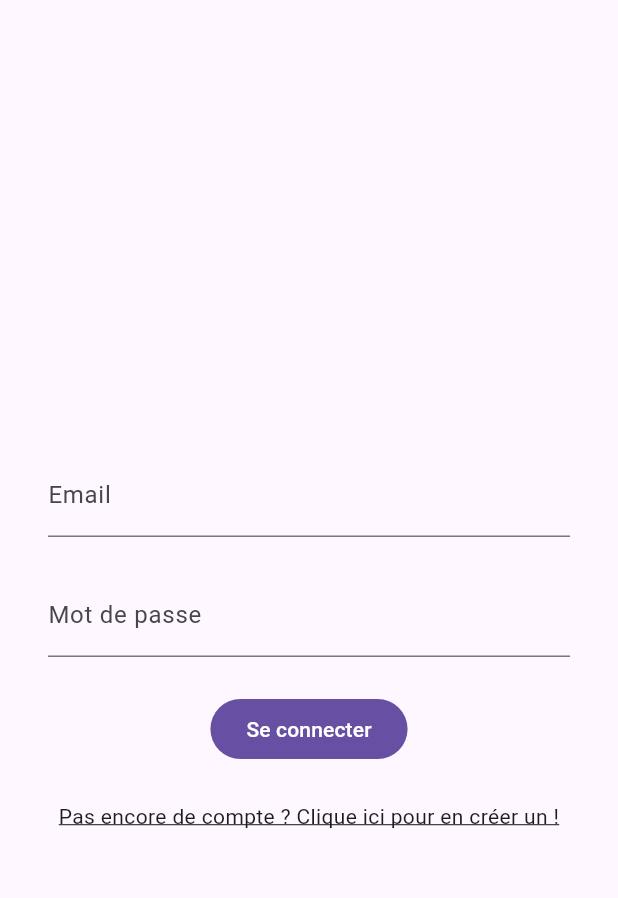
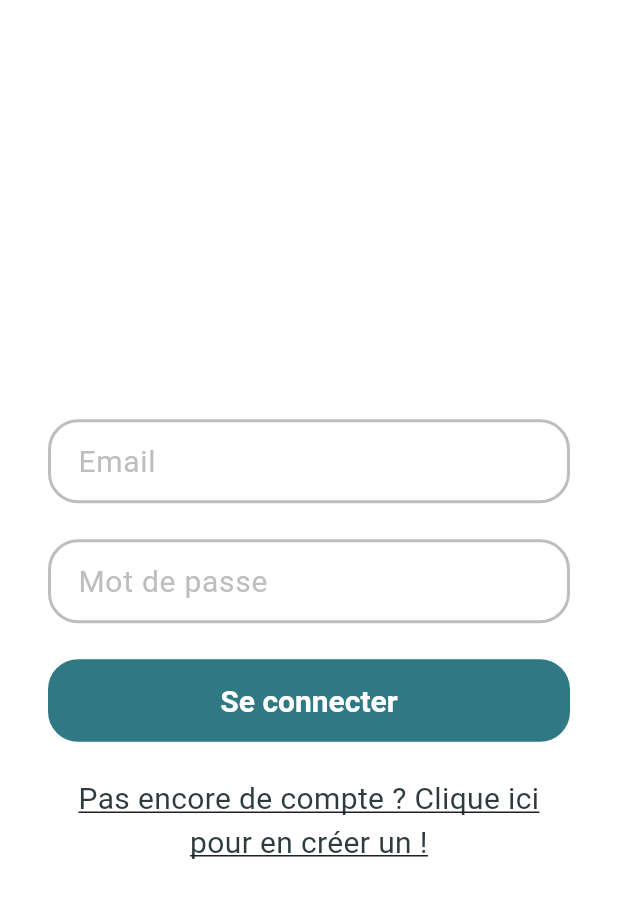
Before and after one commit to Tie-time/tie_time_front, a Flutter app: the screen it shows after launch, on a phone screen of 412 x 824 dp. Shown: the top 898 px of the screen. Run offline on Flutter 3.47's test engine with Material 3 defaults, Android fonts, the phone set to English and light mode, and no system bars; our stand-ins replace shared_preferences.

Commit message:
style(Signin): [Theme] Add global theme

```diff
--- a/lib/main.dart
+++ b/lib/main.dart
@@ -10,7 +10,51 @@ class MyApp extends StatelessWidget {
 
   @override
   Widget build(BuildContext context) {
-    return const MaterialApp(
+    return MaterialApp(
+      // Theme
+      theme: ThemeData(
+          // Text
+          textTheme: TextTheme(
+              bodyMedium: TextStyle(
+                  fontSize: 20.0,
+                  fontWeight: FontWeight.w400,
+                  color: Color(0xFF2D3A3E))),
+          // Body / Scaffold
+          scaffoldBackgroundColor: const Color(0xFFFFFFFF),
+          // Inputs
+          inputDecorationTheme: InputDecorationTheme(
+            contentPadding: EdgeInsets.all(16.0),
+            filled: true,
+            fillColor: const Color(0xFFFFFFFF),
+            enabledBorder: OutlineInputBorder(
+              borderRadius: BorderRadius.circular(20.0),
+              borderSide: const BorderSide(
+                color: Color(0xFFBFBEBE),
+                width: 2.0,
+              ),
+            ),
+            focusedBorder: OutlineInputBorder(
+              borderRadius: BorderRadius.circular(20.0),
+              borderSide: const BorderSide(
+                color: Color(0xFF2E7984),
+                width: 2.0,
+              ),
+            ),
+            labelStyle: TextStyle(color: Color(0xFFBFBEBE), fontSize: 20.0),
+          ),
+          // Buttons
+          filledButtonTheme: FilledButtonThemeData(
+            style: FilledButton.styleFrom(
+                backgroundColor: Color(0xFF2E7984),
+                minimumSize: const Size(double.infinity, 0),
+                shape: RoundedRectangleBorder(
+                  borderRadius: BorderRadius.circular(20.0),
+                ),
+                padding: const EdgeInsets.symmetric(
+                    horizontal: 16.0, vertical: 16.0),
+                textStyle:
+                    TextStyle(fontSize: 20.0, fontWeight: FontWeight.bold)),
+          )),
       initialRoute: RouteManager.home,
       onGenerateRoute: RouteManager.generateRoute,
     );
```
